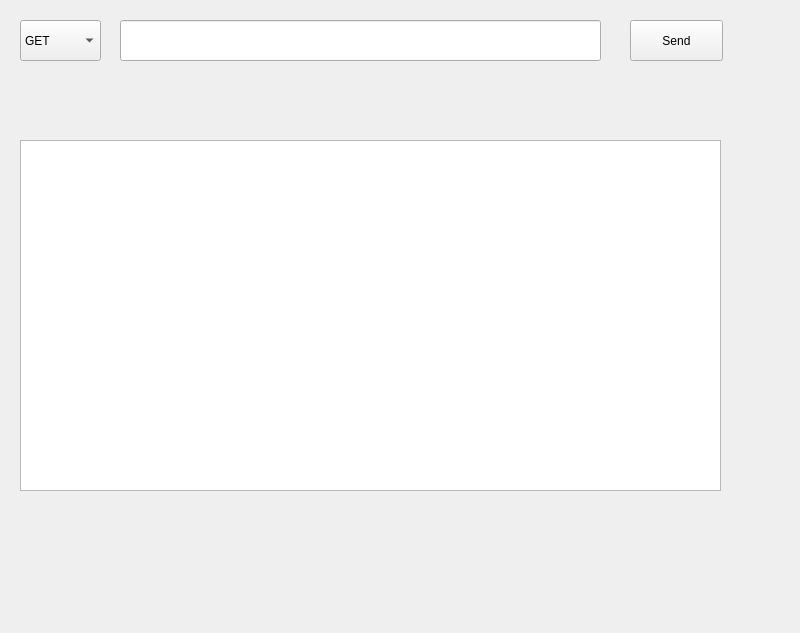
Old version of the form mainwindow.ui in the repository ReadWriteV/HttpRequestTool.
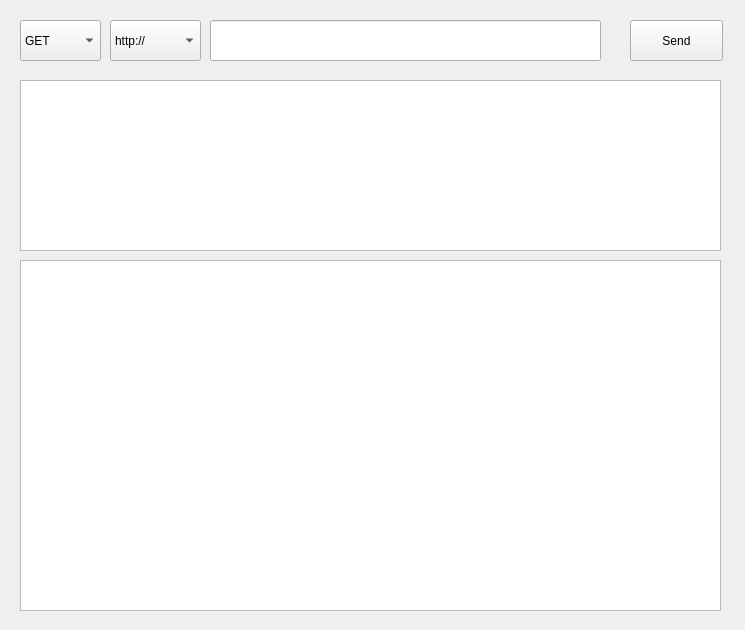
New version of the form. Icons and pictures are not drawn.

The edit to the form file:
```diff
--- a/mainwindow.ui
+++ b/mainwindow.ui
@@ -6,8 +6,8 @@
    <rect>
     <x>0</x>
     <y>0</y>
-    <width>800</width>
-    <height>633</height>
+    <width>745</width>
+    <height>630</height>
    </rect>
   </property>
   <property name="windowTitle">
@@ -44,9 +44,9 @@
    <widget class="QLineEdit" name="lineEdit">
     <property name="geometry">
      <rect>
-      <x>120</x>
+      <x>210</x>
       <y>20</y>
-      <width>481</width>
+      <width>391</width>
       <height>41</height>
      </rect>
     </property>
@@ -74,12 +74,37 @@
     <property name="geometry">
      <rect>
       <x>20</x>
-      <y>140</y>
+      <y>260</y>
       <width>701</width>
       <height>351</height>
      </rect>
     </property>
    </widget>
+   <widget class="QComboBox" name="comboBox_2">
+    <property name="geometry">
+     <rect>
+      <x>110</x>
+      <y>20</y>
+      <width>91</width>
+      <height>41</height>
+     </rect>
+    </property>
+    <item>
+     <property name="text">
+      <string>http://</string>
+     </property>
+    </item>
+   </widget>
+   <widget class="QTextEdit" name="textEdit">
+    <property name="geometry">
+     <rect>
+      <x>20</x>
+      <y>80</y>
+      <width>701</width>
+      <height>171</height>
+     </rect>
+    </property>
+   </widget>
   </widget>
   <action name="actionopenfile">
    <property name="text">
```
Left out of the diff: 18 changed lines with no effect on the pictures.
